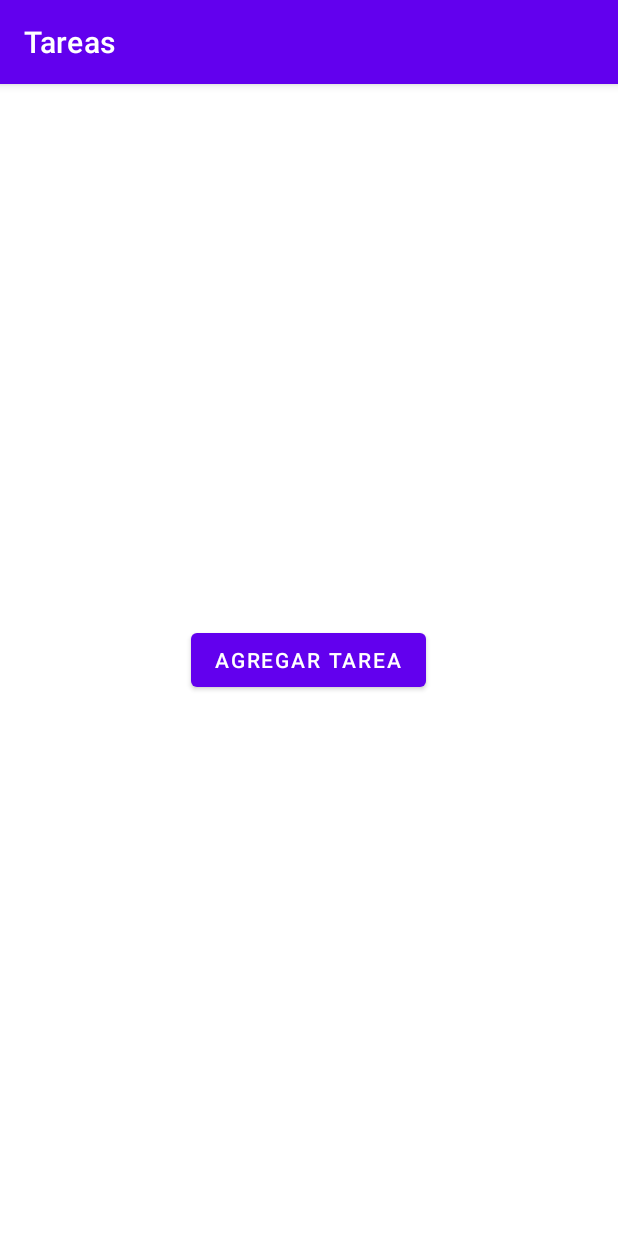
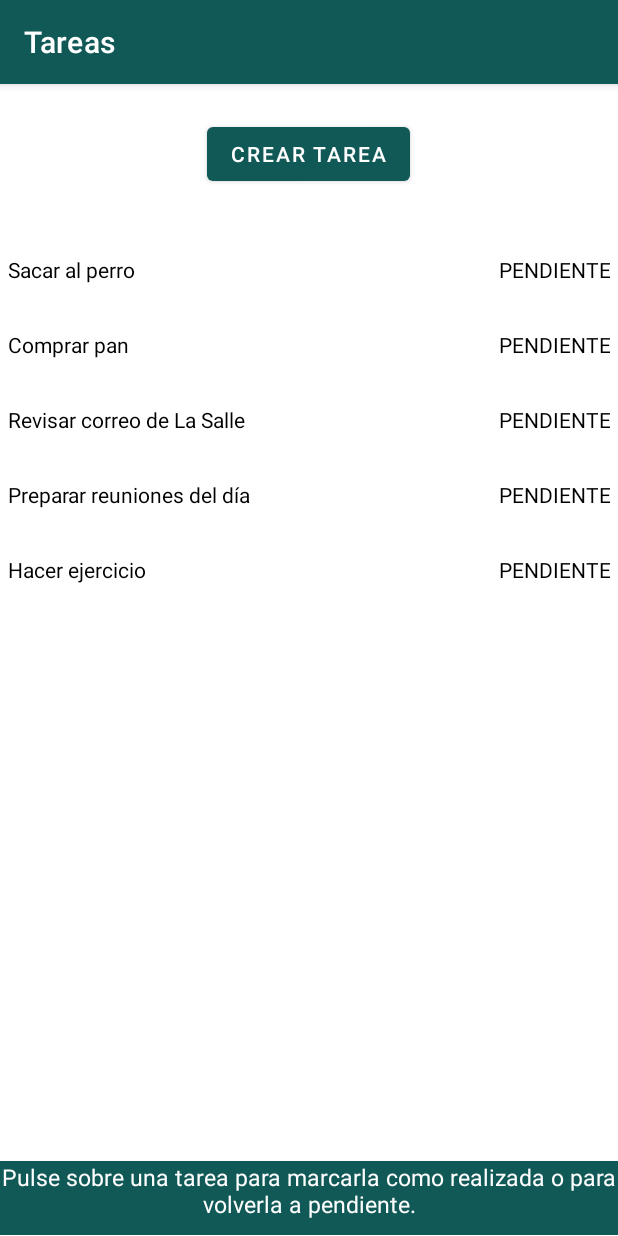
Before and after one commit to TomasBussolini/Tareas, an Android app: the screen it shows after launch (TareaActivity), on a phone screen of 412 x 824 dp. Run offline under Robolectric (Android 15) with nearby library versions, the phone set to English and light mode, and no system bars.

Commit message:
Actualizando proyecto #1

```diff
--- a/app/src/main/AndroidManifest.xml
+++ b/app/src/main/AndroidManifest.xml
@@ -11,7 +11,7 @@
         android:theme="@style/Theme.Tareas">
 
         <activity
-            android:name=".TareaActivity"
+            android:name=".controller.TareaActivity"
             android:exported="true">
             <intent-filter>
                 <action android:name="android.intent.action.MAIN" />
--- a/app/src/main/java/com/bussolini/tareas/TareaActivity.java
+++ /dev/null
@@ -1,41 +0,0 @@
-package com.bussolini.tareas;
-
-import androidx.appcompat.app.AppCompatActivity;
-import androidx.fragment.app.Fragment;
-import androidx.fragment.app.FragmentManager;
-
-import android.os.Bundle;
-import android.view.View;
-import android.widget.Button;
-
-public class TareaActivity extends AppCompatActivity {
-
-    private Button crearTarea;
-
-    @Override
-    protected void onCreate(Bundle savedInstanceState) {
-        super.onCreate(savedInstanceState);
-        setContentView(R.layout.activity_tarea);
-
-        crearTarea = (Button) findViewById(R.id.crear_tarea);
-        crearTarea.setOnClickListener(new View.OnClickListener() {
-
-            @Override
-            public void onClick(View view) {
-
-                FragmentManager fm = getSupportFragmentManager();
-                Fragment fragment = fm.findFragmentById(R.id.fragment_container);
-
-                if (fragment == null){
-                    fragment = new TareaFragment();
-                    fm.beginTransaction()
-                            .add(R.id.fragment_container, fragment)
-                            .commit();
-                }
-
-            }
-        });
-
-
-    }
-}
--- /dev/null
+++ b/app/src/main/java/com/bussolini/tareas/controller/TareaActivity.java
@@ -0,0 +1,146 @@
+package com.bussolini.tareas.controller;
+
+import androidx.appcompat.app.AppCompatActivity;
+import androidx.fragment.app.Fragment;
+import androidx.fragment.app.FragmentManager;
+import androidx.recyclerview.widget.LinearLayoutManager;
+import androidx.recyclerview.widget.RecyclerView;
+
+import android.os.Bundle;
+import android.view.LayoutInflater;
+import android.view.View;
+import android.view.ViewGroup;
+import android.widget.Button;
+import android.widget.TextView;
+
+import com.bussolini.tareas.R;
+
+import java.util.List;
+
+import model.Tarea;
+
+public class TareaActivity extends AppCompatActivity {
+
+    private Button crearTarea;
+    private RecyclerView tareaRecyclerView;
+    private TareaAdapter adapter;
+
+    @Override
+    protected void onCreate(Bundle savedInstanceState) {
+        super.onCreate(savedInstanceState);
+        setContentView(R.layout.activity_tarea);
+
+        crearTarea = (Button) findViewById(R.id.crear_tarea);
+        crearTarea.setOnClickListener(new View.OnClickListener() {
+
+            @Override
+            public void onClick(View view) {
+
+                FragmentManager fm = getSupportFragmentManager();
+                Fragment fragment = fm.findFragmentById(R.id.fragment_container);
+
+                if (fragment == null){
+                    fragment = new TareaFragment();
+                    fm.beginTransaction()
+                            .add(R.id.fragment_container, fragment)
+                            .commit();
+                }
+
+            }
+        });
+
+        tareaRecyclerView = (RecyclerView) findViewById(R.id.tarea_recycler_view);
+        tareaRecyclerView.setLayoutManager(new LinearLayoutManager(this));
+
+        updateUI();
+
+    }
+
+    private void updateUI() {
+
+        TareaLab tareaLab = TareaLab.get(this);
+        List<Tarea> tareas = tareaLab.getTareas();
+
+        adapter = new TareaAdapter(tareas);
+        tareaRecyclerView.setAdapter(adapter);
+
+    }
+
+    private class TareaAdapter extends RecyclerView.Adapter<TareaHolder> {
+
+        private List<Tarea> tareas;
+
+        public TareaAdapter(List<Tarea> mTareas) {
+            tareas = mTareas;
+        }
+
+        @Override
+        public TareaHolder onCreateViewHolder(ViewGroup parent, int viewType) {
+            LayoutInflater layoutInflater = LayoutInflater.from(getApplicationContext());
+            return new TareaHolder(layoutInflater, parent);
+        }
+
+        @Override
+        public void onBindViewHolder(TareaHolder holder, int position) {
+            Tarea tarea = tareas.get(position);
+            holder.bind(tarea);
+        }
+
+        @Override
+        public int getItemCount() {
+            return tareas.size();
+        }
+
+    }
+
+    private class TareaHolder extends RecyclerView.ViewHolder implements View.OnClickListener {
+
+        private Tarea tarea;
+
+        private TextView tituloTextView;
+        private TextView estadoTextView;
+
+        public TareaHolder(LayoutInflater inflater, ViewGroup parent) {
+
+            super(inflater.inflate(R.layout.list_item_tarea, parent, false));
+            itemView.setOnClickListener(this);
+
+            tituloTextView = (TextView) itemView.findViewById(R.id.titulo_tarea);
+            estadoTextView = (TextView) itemView.findViewById(R.id.estado_tarea);
+
+        }
+
+        public void bind(Tarea mTarea) {
+
+            tarea = mTarea;
+            tituloTextView.setText(tarea.getTitulo());
+            estadoTextView.setText(tarea.getEstado());
+
+            if (estadoTextView.getText().equals("REALIZADA"))
+                estadoTextView.setTextColor(getColor(R.color.green));
+
+        }
+
+        @Override
+        public void onClick(View view){
+
+            if (tarea.getEstado().equals("PENDIENTE")){
+
+                tarea.setEstado("REALIZADA");
+                estadoTextView.setText(getString(R.string.realizada));
+                estadoTextView.setTextColor(getColor(R.color.green));
+
+            }
+
+            else {
+
+                tarea.setEstado(getString(R.string.pendiente));
+                estadoTextView.setText(getString(R.string.pendiente));
+                estadoTextView.setTextColor(getColor(R.color.black));
+
+            }
+
+        }
+
+    }
+}
--- a/app/src/main/java/com/bussolini/tareas/TareaFragment.java
+++ b/app/src/main/java/com/bussolini/tareas/controller/TareaFragment.java
@@ -1,4 +1,4 @@
-package com.bussolini.tareas;
+package com.bussolini.tareas.controller;
 
 import android.content.Intent;
 import android.os.Bundle;
@@ -9,11 +9,14 @@ import android.view.View;
 import android.view.ViewGroup;
 import android.widget.Button;
 import android.widget.CheckBox;
-import android.widget.CompoundButton;
 import android.widget.EditText;
 import androidx.fragment.app.Fragment;
 
 import static android.widget.CompoundButton.*;
+
+import com.bussolini.tareas.R;
+
+import java.util.List;
 
 import model.Tarea;
 
@@ -59,6 +62,10 @@ public class TareaFragment extends Fragment {
 
             @Override
             public void onClick(View view) {
+
+                List<Tarea> tareas = TareaLab.getTareas();
+                tareas.add(tarea);
+
                 Intent intent = new Intent(getActivity(), TareaActivity.class);
                 startActivity(intent);
             }
--- /dev/null
+++ b/app/src/main/java/com/bussolini/tareas/controller/TareaLab.java
@@ -0,0 +1,44 @@
+package com.bussolini.tareas.controller;
+
+import android.content.Context;
+
+import java.util.ArrayList;
+import java.util.List;
+
+import model.Tarea;
+
+public class TareaLab {
+
+    private static TareaLab tareaLab;
+
+    private static List<Tarea> tareas;
+
+    public static TareaLab get(Context context) {
+
+        if (tareaLab == null) {
+            tareaLab = new TareaLab(context);
+        }
+
+        return tareaLab;
+
+    }
+
+    private TareaLab(Context context) {
+
+        tareas = new ArrayList<>();
+
+        Tarea t1 = new Tarea(); t1.setTitulo("Sacar al perro"); tareas.add(t1);
+        Tarea t2 = new Tarea(); t2.setTitulo("Comprar pan"); tareas.add(t2);
+        Tarea t3 = new Tarea(); t3.setTitulo("Revisar correo de La Salle"); tareas.add(t3);
+        Tarea t4 = new Tarea(); t4.setTitulo("Preparar reuniones del día"); tareas.add(t4);
+        Tarea t5 = new Tarea(); t5.setTitulo("Hacer ejercicio"); tareas.add(t5);
+
+    }
+
+    public static List<Tarea> getTareas() {
+
+        return tareas;
+
+    }
+
+}
--- a/app/src/main/res/layout/activity_tarea.xml
+++ b/app/src/main/res/layout/activity_tarea.xml
@@ -1,21 +1,51 @@
+<?xml version="1.0" encoding="utf-8"?>
 <LinearLayout
     xmlns:android="http://schemas.android.com/apk/res/android"
     android:layout_width="match_parent"
     android:layout_height="match_parent"
+    android:id="@+id/fragment_container"
     android:orientation="vertical">
 
     <FrameLayout
-        android:id="@+id/fragment_container"
         android:layout_width="match_parent"
         android:layout_height="0dp"
-        android:layout_weight="1">
+        android:layout_weight="0.15">
 
         <Button
             android:id="@+id/crear_tarea"
             android:layout_width="wrap_content"
             android:layout_height="wrap_content"
             android:layout_gravity="center"
-            android:text="Agregar tarea"/>
+            android:text="@string/create"/>
+
+    </FrameLayout>
+
+    <FrameLayout
+        android:layout_width="match_parent"
+        android:layout_height="0dp"
+        android:layout_weight="1"
+        android:paddingTop="15dp">
+
+        <androidx.recyclerview.widget.RecyclerView
+            android:id="@+id/tarea_recycler_view"
+            android:layout_width="match_parent"
+            android:layout_height="wrap_content"/>
+
+    </FrameLayout>
+
+    <FrameLayout
+        android:layout_width="match_parent"
+        android:layout_height="0dp"
+        android:layout_weight="0.08"
+        android:background="@color/grey">
+
+        <TextView
+            android:layout_width="match_parent"
+            android:layout_height="wrap_content"
+            android:text="@string/instrucciones"
+            android:gravity="center"
+            android:textColor="@color/white"
+            android:textSize="15sp"/>
 
     </FrameLayout>
 
--- a/app/src/main/res/layout/fragment_tarea.xml
+++ b/app/src/main/res/layout/fragment_tarea.xml
@@ -2,8 +2,8 @@
 <LinearLayout
     xmlns:android="http://schemas.android.com/apk/res/android"
     android:layout_width="match_parent"
-    android:layout_height="wrap_content"
-    android:gravity="center"
+    android:layout_height="match_parent"
+    android:gravity="top"
     android:orientation="vertical"
     android:padding="5dp">
 
@@ -23,6 +23,7 @@
         android:id="@+id/crear_tarea2"
         android:layout_width="wrap_content"
         android:layout_height="wrap_content"
+        android:layout_gravity="center"
         android:text="@string/create2"/>
 
 </LinearLayout>
--- /dev/null
+++ b/app/src/main/res/layout/list_item_tarea.xml
@@ -0,0 +1,38 @@
+<?xml version="1.0" encoding="utf-8"?>
+<LinearLayout
+    xmlns:android="http://schemas.android.com/apk/res/android"
+    android:layout_width="match_parent"
+    android:layout_height="50dp"
+    android:orientation="horizontal"
+    android:padding="5dp">
+
+    <FrameLayout
+        android:layout_height="match_parent"
+        android:layout_width="0dp"
+        android:layout_weight="1">
+
+        <TextView
+            android:id="@+id/titulo_tarea"
+            android:layout_width="match_parent"
+            android:layout_height="wrap_content"
+            android:text="Titulo Tarea"
+            android:textColor="@color/black"/>
+
+    </FrameLayout>
+
+    <FrameLayout
+        android:layout_height="match_parent"
+        android:layout_width="0dp"
+        android:layout_weight="0.5">
+
+    <TextView
+        android:id="@+id/estado_tarea"
+        android:layout_width="match_parent"
+        android:layout_height="wrap_content"
+        android:gravity="right"
+        android:text="Estado Tarea"
+        android:textColor="@color/black"/>
+
+    </FrameLayout>
+
+</LinearLayout>
--- a/app/src/main/res/values/colors.xml
+++ b/app/src/main/res/values/colors.xml
@@ -7,4 +7,7 @@
     <color name="teal_700">#FF018786</color>
     <color name="black">#FF000000</color>
     <color name="white">#FFFFFFFF</color>
+    <color name="red">#FC0303</color>
+    <color name="green">#03FC03</color>
+    <color name="grey">#115957</color>
 </resources>
--- a/app/src/main/res/values/strings.xml
+++ b/app/src/main/res/values/strings.xml
@@ -2,8 +2,13 @@
     <string name="app_name">Tareas</string>
 
     <string name="title">Título</string>
-    <string name="title_hint">Introduce el título de la tarea.</string>
+    <string name="title_hint">Introduce el título de la tarea</string>
     <string name="done">Realizada</string>
+    <string name="create">Crear Tarea</string>
     <string name="create2">CREAR</string>
+    <string name="instrucciones">Pulse sobre una tarea para marcarla como realizada o para volverla a pendiente.</string>
+
+    <string name="realizada">REALIZADA</string>
+    <string name="pendiente">PENDIENTE</string>
 
 </resources>
--- a/app/src/main/res/values/themes.xml
+++ b/app/src/main/res/values/themes.xml
@@ -2,8 +2,8 @@
     <!-- Base application theme. -->
     <style name="Theme.Tareas" parent="Theme.MaterialComponents.DayNight.DarkActionBar">
         <!-- Primary brand color. -->
-        <item name="colorPrimary">@color/purple_500</item>
-        <item name="colorPrimaryVariant">@color/purple_700</item>
+        <item name="colorPrimary">@color/grey</item>
+        <item name="colorPrimaryVariant">@color/grey</item>
         <item name="colorOnPrimary">@color/white</item>
         <!-- Secondary brand color. -->
         <item name="colorSecondary">@color/teal_200</item>
```
Also changed, not shown: 1 other file.
